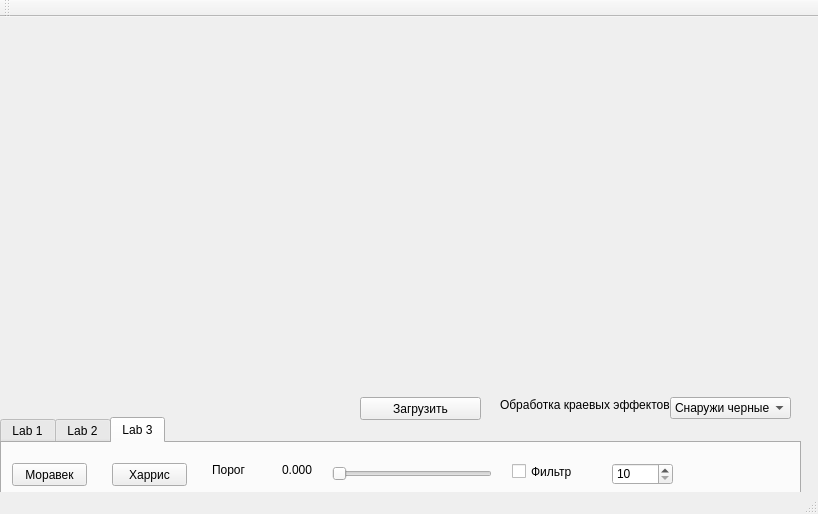
This is mainwindow.ui in alexey8pcd/CyberVision_Lab1 as Qt 5 draws it before an edit. The edited form follows.
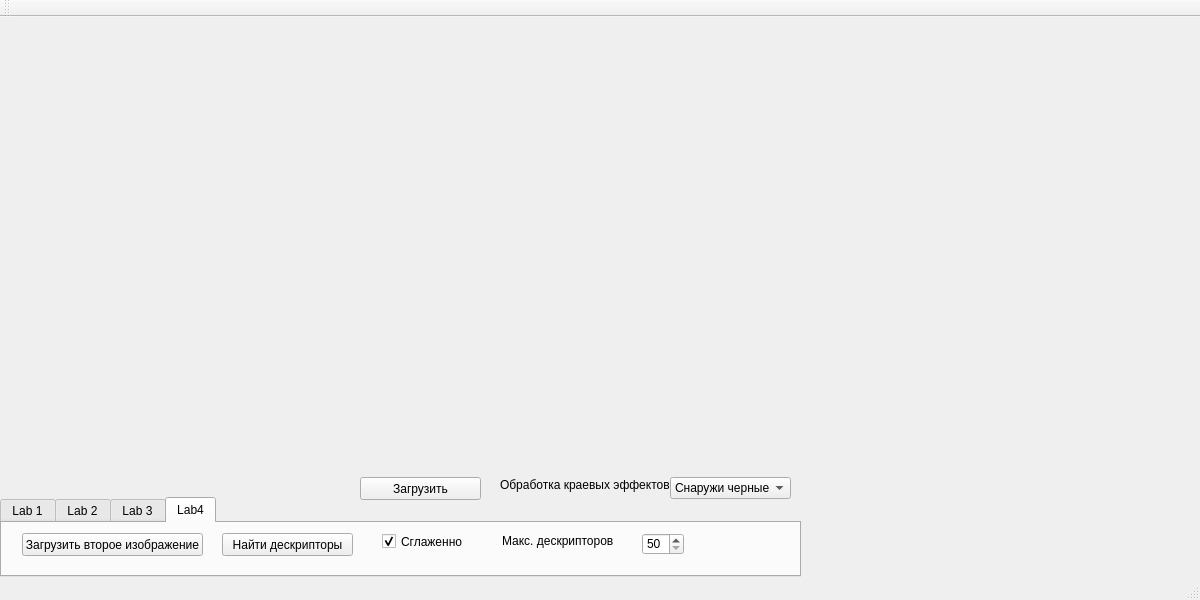
This is the edited form.

Commit message: descriptors search added

What changed in the file:
```diff
--- a/mainwindow.ui
+++ b/mainwindow.ui
@@ -6,8 +6,8 @@
    <rect>
     <x>0</x>
     <y>0</y>
-    <width>818</width>
-    <height>514</height>
+    <width>1200</width>
+    <height>600</height>
    </rect>
   </property>
   <property name="windowTitle">
@@ -18,7 +18,7 @@
     <property name="geometry">
      <rect>
       <x>360</x>
-      <y>380</y>
+      <y>460</y>
       <width>121</width>
       <height>23</height>
      </rect>
@@ -32,8 +32,8 @@
      <rect>
       <x>10</x>
       <y>10</y>
-      <width>791</width>
-      <height>361</height>
+      <width>1161</width>
+      <height>441</height>
      </rect>
     </property>
     <property name="autoFillBackground">
@@ -47,7 +47,7 @@
     <property name="geometry">
      <rect>
       <x>670</x>
-      <y>380</y>
+      <y>460</y>
       <width>121</width>
       <height>22</height>
      </rect>
@@ -77,7 +77,7 @@
     <property name="geometry">
      <rect>
       <x>500</x>
-      <y>380</y>
+      <y>460</y>
       <width>171</width>
       <height>16</height>
      </rect>
@@ -90,13 +90,13 @@
     <property name="geometry">
      <rect>
       <x>0</x>
-      <y>400</y>
+      <y>480</y>
       <width>801</width>
       <height>80</height>
      </rect>
     </property>
     <property name="currentIndex">
-     <number>2</number>
+     <number>3</number>
     </property>
     <widget class="QWidget" name="tab">
      <attribute name="title">
@@ -361,13 +361,101 @@
        </rect>
       </property>
       <property name="minimum">
-       <number>10</number>
+       <number>50</number>
       </property>
       <property name="maximum">
        <number>1000</number>
       </property>
+      <property name="value">
+       <number>100</number>
+      </property>
      </widget>
     </widget>
+    <widget class="QWidget" name="tab_4">
+     <attribute name="title">
+      <string>Lab4</string>
+     </attribute>
+     <widget class="QPushButton" name="bLoadImg2">
+      <property name="geometry">
+       <rect>
+        <x>20</x>
+        <y>10</y>
+        <width>181</width>
+        <height>23</height>
+       </rect>
+      </property>
+      <property name="text">
+       <string>Загрузить второе изображение</string>
+      </property>
+     </widget>
+     <widget class="QPushButton" name="bSearchDescriptors">
+      <property name="geometry">
+       <rect>
+        <x>220</x>
+        <y>10</y>
+        <width>131</width>
+        <height>23</height>
+       </rect>
+      </property>
+      <property name="text">
+       <string>Найти дескрипторы</string>
+      </property>
+     </widget>
+     <widget class="QCheckBox" name="chbGaussSmooth">
+      <property name="geometry">
+       <rect>
+        <x>380</x>
+        <y>10</y>
+        <width>81</width>
+        <height>17</height>
+       </rect>
+      </property>
+      <property name="text">
+       <string>Сглаженно</string>
+      </property>
+      <property name="checked">
+       <bool>true</bool>
+      </property>
+     </widget>
+     <widget class="QLabel" name="label_4">
+      <property name="geometry">
+       <rect>
+        <x>500</x>
+        <y>10</y>
+        <width>121</width>
+        <height>16</height>
+       </rect>
+      </property>
+      <property name="text">
+       <string>Макс. дескрипторов</string>
+      </property>
+     </widget>
+     <widget class="QSpinBox" name="spinMaxDescSize">
+      <property name="geometry">
+       <rect>
+        <x>640</x>
+        <y>10</y>
+        <width>42</width>
+        <height>22</height>
+       </rect>
+      </property>
+      <property name="minimum">
+       <number>50</number>
+      </property>
+      <property name="maximum">
+       <number>500</number>
+      </property>
+      <property name="value">
+       <number>50</number>
+      </property>
+     </widget>
+     <zorder>bLoadImg2</zorder>
+     <zorder>bSearchDescriptors</zorder>
+     <zorder>chbGaussSmooth</zorder>
+     <zorder>label_4</zorder>
+     <zorder>spinMaxDescSize</zorder>
+     <zorder>label</zorder>
+    </widget>
    </widget>
    <zorder>label</zorder>
    <zorder>bLoadImage</zorder>
```
The commit also changes 25 other files.
